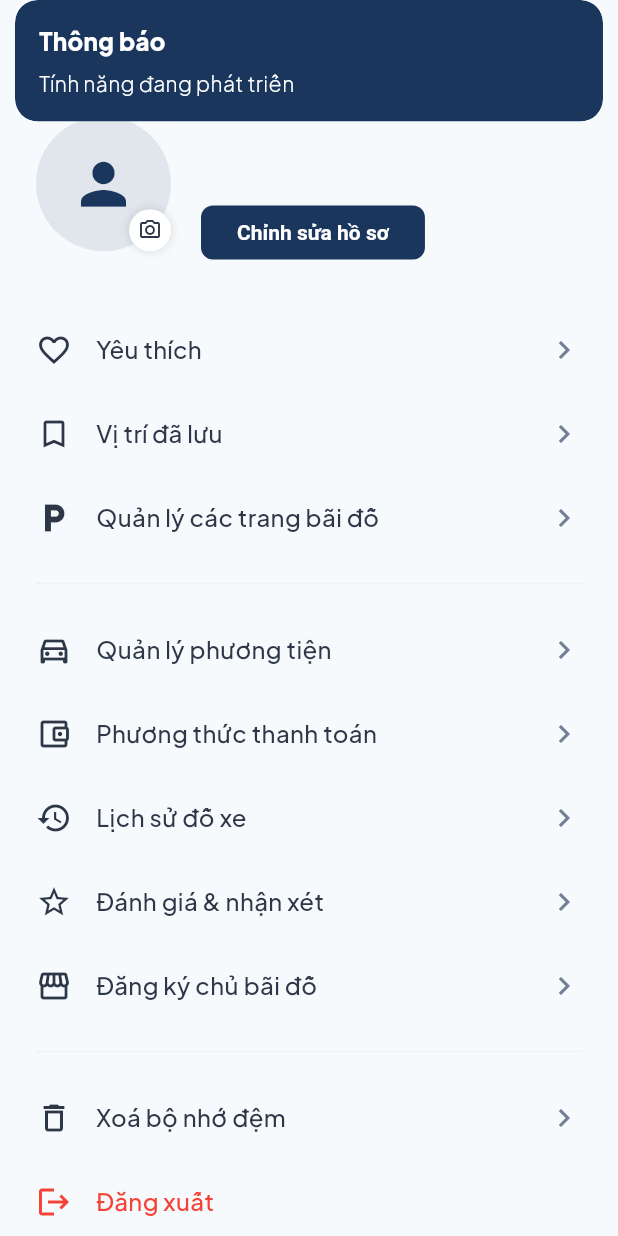
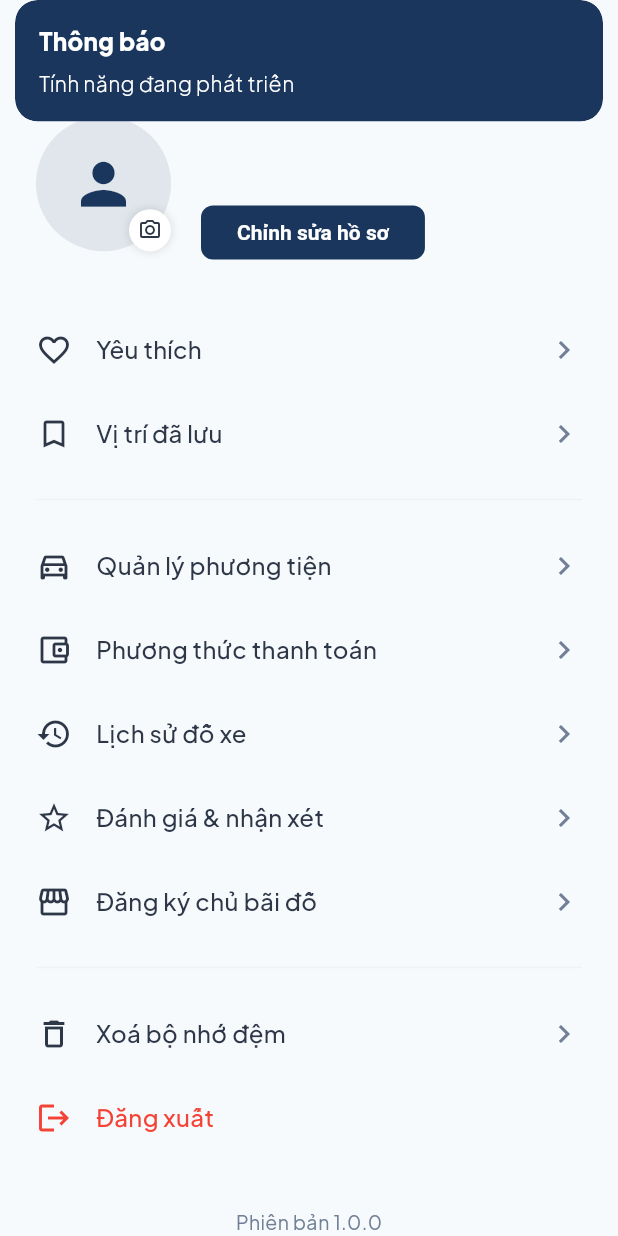
Before and after one commit to XkingzX/appCarParking, a Flutter app: the CustomerAccountPage screen opened directly, after a tap on "Phương thức thanh toán", on a phone screen of 412 x 824 dp. Run offline on Flutter 3.47's test engine with Material 3 defaults, Android fonts, the phone set to English and light mode, and no system bars; our stand-ins replace firebase_core, flutter_bloc, flutter_dotenv, flutter_map, geolocator, get and 5 more; accounts and stored records are empty.

Commit message:
feat(thêm role admin): Chỉ cho phép admin truy cập vào tính năng quản lý các trang bãi đổ

```diff
--- a/lib/features/customer/account/presentation/account_page.dart
+++ b/lib/features/customer/account/presentation/account_page.dart
@@ -19,6 +19,7 @@
   String _fullName = 'Đang tải...';
   String _email = '';
   bool _isLoading = true;
+  String _role = '';
 
   @override
   void initState() {
@@ -46,6 +47,7 @@
       if (mounted) {
         setState(() {
           _fullName = response['full_name'] ?? 'Chưa cập nhật tên';
+          _role = response['role'] ?? '';
           _isLoading = false;
         });
       }
@@ -247,6 +249,7 @@
                 Get.to(() => const SavedPlacesPage());
               }
             ),
+            if (_role == 'admin')
             _buildListTile(
               context,
               icon: Icons.local_parking_outlined,
```
